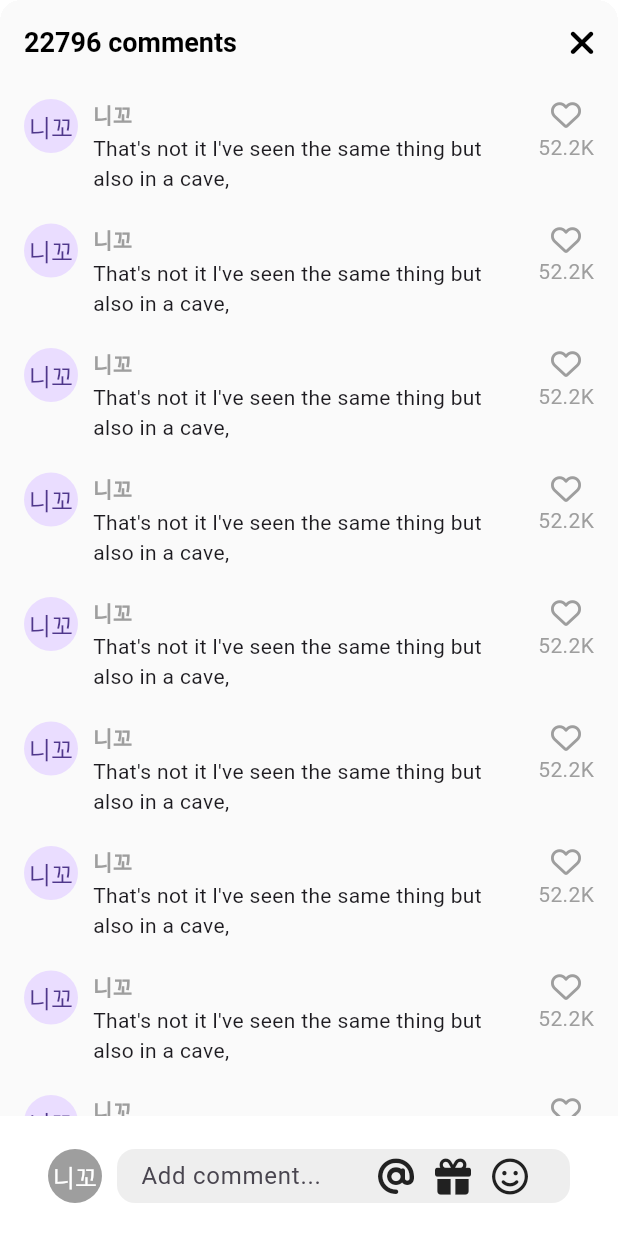
After one commit to lips85/tiktok_clone, a Flutter app: the VideoComments screen opened directly, on a phone screen of 412 x 824 dp. The commit adds this screen. Run offline on Flutter 3.47's test engine with Material 3 defaults, Android fonts, the phone set to English and light mode, and no system bars; our stand-ins replace faker, flutter_svg, font_awesome_flutter, gap, video_player, visibility_detector; missing offline and left inert: faker_dart; network calls fail; Roboto replaces fonts that are missing (Helvetica Neue).

Commit message:
강의 완료

```diff
--- a/lib/01_tiktok/features/main_navigation/main_navigation_screen.dart
+++ b/lib/01_tiktok/features/main_navigation/main_navigation_screen.dart
@@ -44,6 +44,7 @@ class _MainNavigationScreenState extends State<MainNavigationScreen> {
   @override
   Widget build(BuildContext context) {
     return Scaffold(
+      resizeToAvoidBottomInset: false,
       body: Stack(
         children: [
           Offstage(
--- /dev/null
+++ b/lib/01_tiktok/features/videos/widgets/video_comments.dart
@@ -0,0 +1,208 @@
+import 'package:flutter/material.dart';
+import 'package:font_awesome_flutter/font_awesome_flutter.dart';
+import 'package:tiktok_clone/constants/gaps.dart';
+import 'package:tiktok_clone/constants/sizes.dart';
+
+class VideoComments extends StatefulWidget {
+  const VideoComments({super.key});
+
+  @override
+  State<VideoComments> createState() => _VideoCommentsState();
+}
+
+class _VideoCommentsState extends State<VideoComments> {
+  bool _isWriting = false;
+
+  final ScrollController _scrollController = ScrollController();
+
+  void _onClosePressed() {
+    Navigator.of(context).pop();
+  }
+
+  void _stopWriting() {
+    FocusScope.of(context).unfocus();
+    setState(() {
+      _isWriting = false;
+    });
+  }
+
+  void _onStartWriting() {
+    setState(() {
+      _isWriting = true;
+    });
+  }
+
+  @override
+  Widget build(BuildContext context) {
+    final size = MediaQuery.of(context).size;
+    return Container(
+      height: size.height * 0.75,
+      clipBehavior: Clip.hardEdge,
+      decoration: BoxDecoration(
+        borderRadius: BorderRadius.circular(Sizes.size14),
+      ),
+      child: Scaffold(
+        backgroundColor: Colors.grey.shade50,
+        appBar: AppBar(
+          backgroundColor: Colors.grey.shade50,
+          automaticallyImplyLeading: false,
+          title: const Text("22796 comments"),
+          actions: [
+            IconButton(
+              onPressed: _onClosePressed,
+              icon: const FaIcon(FontAwesomeIcons.xmark),
+            ),
+          ],
+        ),
+        body: GestureDetector(
+          onTap: _stopWriting,
+          child: Stack(
+            children: [
+              Scrollbar(
+                controller: _scrollController,
+                child: ListView.separated(
+                  controller: _scrollController,
+                  padding: const EdgeInsets.only(
+                    top: Sizes.size10,
+                    bottom: Sizes.size96 + Sizes.size20,
+                    left: Sizes.size16,
+                    right: Sizes.size16,
+                  ),
+                  separatorBuilder: (context, index) => Gaps.v20,
+                  itemCount: 10,
+                  itemBuilder: (context, index) => Row(
+                    crossAxisAlignment: CrossAxisAlignment.start,
+                    children: [
+                      const CircleAvatar(
+                        radius: 18,
+                        child: Text("니꼬"),
+                      ),
+                      Gaps.h10,
+                      Expanded(
+                        child: Column(
+                          crossAxisAlignment: CrossAxisAlignment.start,
+                          children: [
+                            Text(
+                              '니꼬',
+                              style: TextStyle(
+                                  fontWeight: FontWeight.bold,
+                                  fontSize: Sizes.size14,
+                                  color: Colors.grey.shade500),
+                            ),
+                            Gaps.v3,
+                            const Text(
+                                "That's not it l've seen the same thing but also in a cave,")
+                          ],
+                        ),
+                      ),
+                      Gaps.h10,
+                      Column(
+                        children: [
+                          FaIcon(
+                            FontAwesomeIcons.heart,
+                            size: Sizes.size20,
+                            color: Colors.grey.shade500,
+                          ),
+                          Gaps.v2,
+                          Text(
+                            '52.2K',
+                            style: TextStyle(
+                              color: Colors.grey.shade500,
+                            ),
+                          ),
+                        ],
+                      ),
+                    ],
+                  ),
+                ),
+              ),
+              Positioned(
+                bottom: 0,
+                width: size.width,
+                child: BottomAppBar(
+                  color: Colors.white,
+                  child: Padding(
+                    padding: const EdgeInsets.symmetric(
+                      horizontal: Sizes.size16,
+                      vertical: Sizes.size10,
+                    ),
+                    child: Row(
+                      children: [
+                        CircleAvatar(
+                          radius: 18,
+                          backgroundColor: Colors.grey.shade500,
+                          foregroundColor: Colors.white,
+                          child: const Text("니꼬"),
+                        ),
+                        Gaps.h10,
+                        Expanded(
+                          child: SizedBox(
+                            height: Sizes.size44,
+                            child: TextField(
+                              onTap: _onStartWriting,
+                              expands: true,
+                              minLines: null,
+                              maxLines: null,
+                              textInputAction: TextInputAction.newline,
+                              cursorColor: Theme.of(context).primaryColor,
+                              decoration: InputDecoration(
+                                  hintText: "Add comment...",
+                                  border: OutlineInputBorder(
+                                    borderRadius: BorderRadius.circular(
+                                      Sizes.size12,
+                                    ),
+                                    borderSide: BorderSide.none,
+                                  ),
+                                  filled: true,
+                                  fillColor: Colors.grey.shade200,
+                                  contentPadding: const EdgeInsets.symmetric(
+                                    horizontal: Sizes.size12,
+                                  ),
+                                  suffixIcon: Padding(
+                                    padding: const EdgeInsets.only(
+                                        right: Sizes.size14),
+                                    child: Row(
+                                      mainAxisSize: MainAxisSize.min,
+                                      children: [
+                                        FaIcon(
+                                          FontAwesomeIcons.at,
+                                          color: Colors.grey.shade900,
+                                        ),
+                                        Gaps.h14,
+                                        FaIcon(
+                                          FontAwesomeIcons.gift,
+                                          color: Colors.grey.shade900,
+                                        ),
+                                        Gaps.h14,
+                                        FaIcon(
+                                          FontAwesomeIcons.faceSmile,
+                                          color: Colors.grey.shade900,
+                                        ),
+                                        Gaps.h14,
+                                        if (_isWriting)
+                                          GestureDetector(
+                                            onTap: _stopWriting,
+                                            child: FaIcon(
+                                              FontAwesomeIcons.circleArrowUp,
+                                              color: Theme.of(context)
+                                                  .primaryColor,
+                                            ),
+                                          ),
+                                      ],
+                                    ),
+                                  )),
+                            ),
+                          ),
+                        )
+                      ],
+                    ),
+                  ),
+                ),
+              )
+            ],
+          ),
+        ),
+      ),
+    );
+  }
+}
--- a/lib/02_tweeter/features/navbar/main_navbar_tweet.dart
+++ b/lib/02_tweeter/features/navbar/main_navbar_tweet.dart
@@ -48,6 +48,8 @@ class _MainNavbarTweetScreenState extends State<MainNavbarTweetScreen> {
   @override
   Widget build(BuildContext context) {
     return Scaffold(
+      resizeToAvoidBottomInset: false,
+      backgroundColor: _selectedIndex == 0 ? Colors.black : Colors.white,
       body: Stack(
         children: [
           Offstage(
```
Also changed, not shown: lib/01_tiktok/features/videos/video_timeline_screen.dart (+13 -1 lines), lib/01_tiktok/features/videos/widgets/video_button.dart (added, +35 -0 lines), lib/01_tiktok/features/videos/widgets/video_post.dart (+80 -7 lines).
